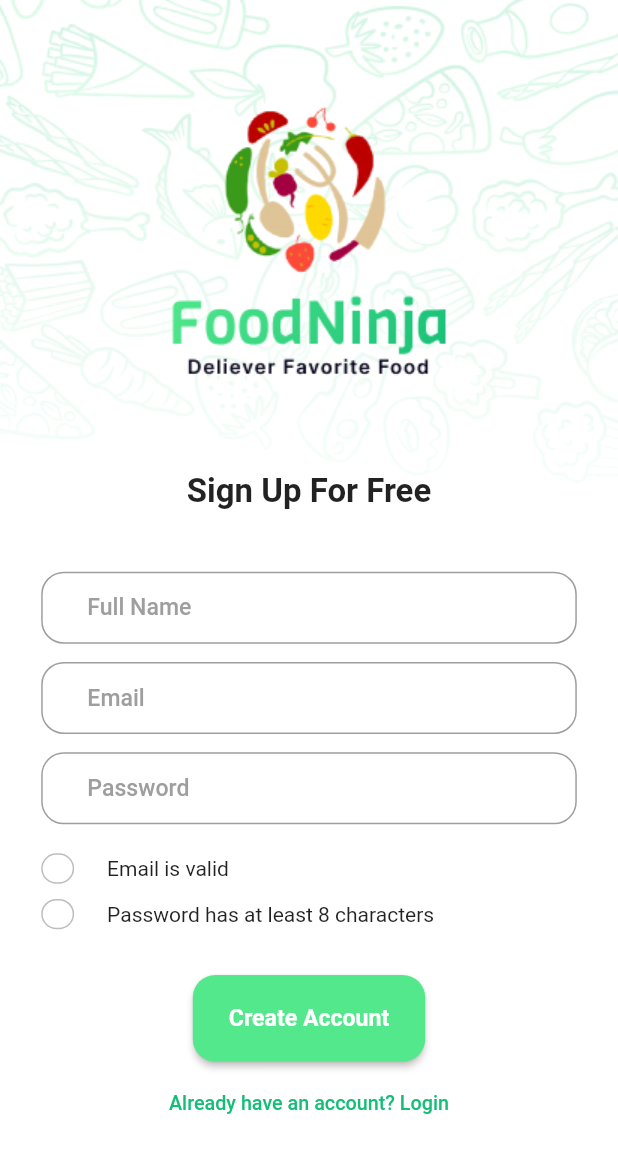
After one commit to newnormal-arch/food_ninja_ui, a Flutter app: the RegisterScreen screen opened by its route, on a phone screen of 412 x 824 dp. The commit adds this screen. Shown: the top 1153 px of the screen. Run offline on Flutter 3.47's test engine with Material 2 defaults, Android fonts, the phone set to English and light mode, and no system bars; our stand-ins replace email_validator, flutter_easyloading.

Commit message:
gradle update + Register Screen

```diff
--- a/lib/routes.dart
+++ b/lib/routes.dart
@@ -1,6 +1,7 @@
 import 'package:flutter/material.dart';
-import 'package:food_ninja_ui/screens/login%20screen/login.dart';
-import 'package:food_ninja_ui/screens/onboarding%20screen/onboarding.dart';
+import 'screens/login screen/login.dart';
+import 'screens/onboarding screen/onboarding.dart';
+import 'screens/register screen/register.dart';
 import 'screens/splash screen/splash.dart';
 
 // We use name route
@@ -9,4 +10,5 @@ final Map<String, WidgetBuilder> routes = {
   SplashScreen.routeName: (context) => const SplashScreen(),
   OnboardingScreen.routeName: (context) => const OnboardingScreen(),
   LoginScreen.routeName: (context) => const LoginScreen(),
+  RegisterScreen.routeName: (context) => const RegisterScreen(),
 };
--- a/lib/screens/login screen/login.dart
+++ b/lib/screens/login screen/login.dart
@@ -1,5 +1,6 @@
 import 'package:flutter/material.dart';
 import 'package:food_ninja_ui/constants.dart';
+import 'package:food_ninja_ui/screens/register%20screen/register.dart';
 import 'package:food_ninja_ui/size_config.dart';
 import 'package:food_ninja_ui/widgets/default_button.dart';
 
@@ -200,12 +201,16 @@ class LoginScreen extends StatelessWidget {
                 SizedBox(
                   height: getProportionateScreenHeight(20),
                 ),
-                Text(
-                  "Don't Have An Account? Register",
-                  style: TextStyle(
-                    color: kSecondaryGreen,
-                    fontSize: getProportionateScreenWidth(12),
-                    fontWeight: FontWeight.w500,
+                InkWell(
+                  onTap: () =>
+                      Navigator.pushNamed(context, RegisterScreen.routeName),
+                  child: Text(
+                    "Don't Have An Account? Register",
+                    style: TextStyle(
+                      color: kSecondaryGreen,
+                      fontSize: getProportionateScreenWidth(12),
+                      fontWeight: FontWeight.w500,
+                    ),
                   ),
                 ),
                 SizedBox(
--- /dev/null
+++ b/lib/screens/register screen/register.dart
@@ -0,0 +1,244 @@
+import 'package:email_validator/email_validator.dart';
+import 'package:flutter/material.dart';
+import '../../constants.dart';
+import '../../size_config.dart';
+import '../../widgets/default_button.dart';
+import '../login screen/login.dart';
+
+class RegisterScreen extends StatefulWidget {
+  const RegisterScreen({Key? key}) : super(key: key);
+  static const String routeName = 'register-screen';
+
+  @override
+  State<RegisterScreen> createState() => _RegisterScreenState();
+}
+
+class _RegisterScreenState extends State<RegisterScreen> {
+  bool _isPasswordEightCharacters = false;
+  bool _isEmailValid = false;
+  final _emailController = TextEditingController();
+  final _passwordController = TextEditingController();
+
+  onPasswordChanged(String password) {
+    setState(() {
+      _isPasswordEightCharacters = false;
+      if (password.length >= 8) _isPasswordEightCharacters = true;
+    });
+  }
+
+  onEmailChanged(String email) {
+    setState(() {
+      _isEmailValid = false;
+      if (EmailValidator.validate(email)) _isEmailValid = true;
+    });
+  }
+
+  @override
+  Widget build(BuildContext context) {
+    return Scaffold(
+      body: Container(
+        height: MediaQuery.of(context).size.height,
+        width: MediaQuery.of(context).size.width,
+        decoration: const BoxDecoration(
+          image: DecorationImage(
+            image: AssetImage('assets/images/Background.png'),
+            fit: BoxFit.fill,
+          ),
+        ),
+        child: SingleChildScrollView(
+          child: Padding(
+            padding: EdgeInsets.symmetric(
+              horizontal: getProportionateScreenWidth(25),
+            ),
+            child: Column(
+              children: [
+                SizedBox(
+                  height: getProportionateScreenHeight(47),
+                ),
+                Image.asset(
+                  'assets/images/Logo.png',
+                  height: getProportionateScreenHeight(203),
+                  width: 188,
+                ),
+                SizedBox(
+                  height: getProportionateScreenHeight(60),
+                ),
+                Text(
+                  'Sign Up For Free',
+                  style: TextStyle(
+                    fontSize: getProportionateScreenWidth(20),
+                    fontWeight: FontWeight.w600,
+                  ),
+                ),
+                SizedBox(
+                  height: getProportionateScreenHeight(40),
+                ),
+                TextFormField(
+                  decoration: InputDecoration(
+                    contentPadding: EdgeInsets.symmetric(
+                      horizontal: getProportionateScreenWidth(28),
+                    ),
+                    hintText: 'Full Name',
+                    hintStyle: TextStyle(
+                      fontSize: getProportionateScreenWidth(14),
+                      fontWeight: FontWeight.w500,
+                      color: Colors.grey,
+                    ),
+                    border: OutlineInputBorder(
+                      borderRadius: BorderRadius.circular(15),
+                      borderSide: BorderSide(
+                        color: Colors.grey.shade100,
+                        width: 0.5,
+                      ),
+                    ),
+                  ),
+                ),
+                SizedBox(
+                  height: getProportionateScreenHeight(12),
+                ),
+                TextFormField(
+                  controller: _emailController,
+                  onChanged: (email) => onEmailChanged(email),
+                  decoration: InputDecoration(
+                    contentPadding: EdgeInsets.symmetric(
+                      horizontal: getProportionateScreenWidth(28),
+                    ),
+                    hintText: 'Email',
+                    hintStyle: TextStyle(
+                      fontSize: getProportionateScreenWidth(14),
+                      fontWeight: FontWeight.w500,
+                      color: Colors.grey,
+                    ),
+                    border: OutlineInputBorder(
+                      borderRadius: BorderRadius.circular(15),
+                      borderSide: BorderSide(
+                        color: Colors.grey.shade100,
+                        width: 0.5,
+                      ),
+                    ),
+                  ),
+                ),
+                SizedBox(
+                  height: getProportionateScreenHeight(12),
+                ),
+                TextFormField(
+                  obscureText: true,
+                  controller: _passwordController,
+                  onChanged: (password) => onPasswordChanged(password),
+                  decoration: InputDecoration(
+                    contentPadding: EdgeInsets.symmetric(
+                      horizontal: getProportionateScreenWidth(28),
+                    ),
+                    hintText: 'Password',
+                    hintStyle: TextStyle(
+                      fontSize: getProportionateScreenWidth(14),
+                      fontWeight: FontWeight.w500,
+                      color: Colors.grey,
+                    ),
+                    border: OutlineInputBorder(
+                      borderRadius: BorderRadius.circular(15),
+                      borderSide: BorderSide(
+                        color: Colors.grey.shade100,
+                        width: 0.5,
+                      ),
+                    ),
+                  ),
+                ),
+                SizedBox(
+                  height: getProportionateScreenHeight(19),
+                ),
+                Row(
+                  children: [
+                    AnimatedContainer(
+                      duration: const Duration(milliseconds: 500),
+                      width: getProportionateScreenWidth(20),
+                      height: getProportionateScreenHeight(20),
+                      decoration: BoxDecoration(
+                          color: _isEmailValid
+                              ? kPrimaryGreen
+                              : Colors.transparent,
+                          border: _isEmailValid
+                              ? Border.all(color: Colors.transparent)
+                              : Border.all(color: Colors.grey.shade400),
+                          borderRadius: BorderRadius.circular(50)),
+                      child: Center(
+                        child: Icon(
+                          Icons.check,
+                          color: Colors.white,
+                          size: getProportionateScreenWidth(14),
+                        ),
+                      ),
+                    ),
+                    SizedBox(
+                      width: getProportionateScreenWidth(20),
+                    ),
+                    const Text("Email is valid")
+                  ],
+                ),
+                SizedBox(
+                  height: getProportionateScreenHeight(10),
+                ),
+                Row(
+                  children: [
+                    AnimatedContainer(
+                      duration: const Duration(milliseconds: 500),
+                      width: getProportionateScreenWidth(20),
+                      height: getProportionateScreenHeight(20),
+                      decoration: BoxDecoration(
+                          color: _isPasswordEightCharacters
+                              ? kPrimaryGreen
+                              : Colors.transparent,
+                          border: _isPasswordEightCharacters
+                              ? Border.all(color: Colors.transparent)
+                              : Border.all(color: Colors.grey.shade400),
+                          borderRadius: BorderRadius.circular(50)),
+                      child: Center(
+                        child: Icon(
+                          Icons.check,
+                          color: Colors.white,
+                          size: getProportionateScreenWidth(14),
+                        ),
+                      ),
+                    ),
+                    SizedBox(
+                      width: getProportionateScreenWidth(20),
+                    ),
+                    const Text("Password has at least 8 characters")
+                  ],
+                ),
+                SizedBox(
+                  height: getProportionateScreenHeight(30),
+                ),
+                SizedBox(
+                  width: getProportionateScreenWidth(141),
+                  child: DefaultButton(
+                    text: 'Create Account',
+                    press: () {},
+                  ),
+                ),
+                SizedBox(
+                  height: getProportionateScreenHeight(20),
+                ),
+                InkWell(
+                  onTap: () =>
+                      Navigator.pushNamed(context, LoginScreen.routeName),
+                  child: Text(
+                    "Already have an account? Login",
+                    style: TextStyle(
+                      color: kSecondaryGreen,
+                      fontSize: getProportionateScreenWidth(12),
+                      fontWeight: FontWeight.w500,
+                    ),
+                  ),
+                ),
+                SizedBox(
+                  height: getProportionateScreenHeight(21),
+                ),
+              ],
+            ),
+          ),
+        ),
+      ),
+    );
+  }
+}
```
Also changed, not shown: pubspec.lock, 3 other files.
